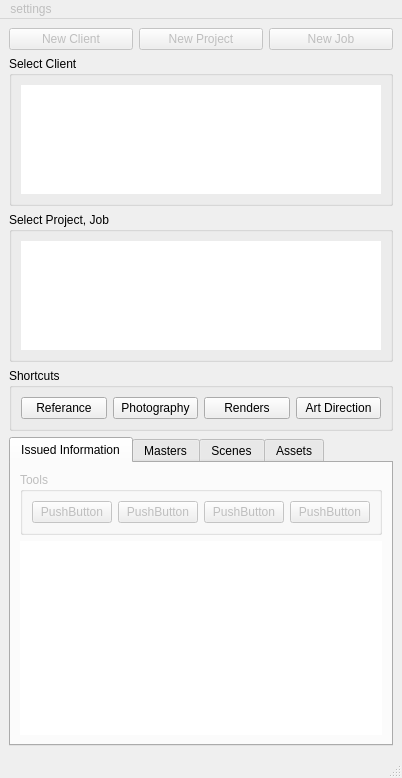
Old version of the form po/main_res.ui in the repository najar1412/po.
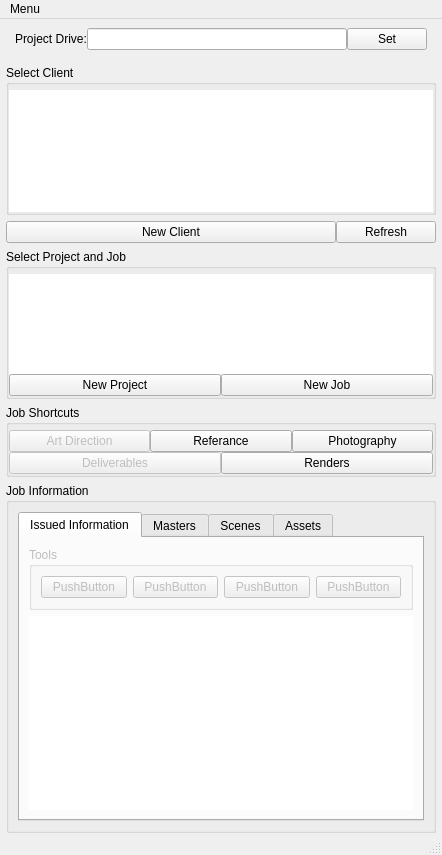
New version of the form.

Commit message: layout and creation of client folders

```diff
--- a/po/main_res.ui
+++ b/po/main_res.ui
@@ -12,8 +12,8 @@
    <rect>
     <x>0</x>
     <y>0</y>
-    <width>380</width>
-    <height>778</height>
+    <width>442</width>
+    <height>809</height>
    </rect>
   </property>
   <property name="sizePolicy">
@@ -34,9 +34,15 @@
   <property name="windowOpacity">
    <double>0.990000000000000</double>
   </property>
+  <property name="documentMode">
+   <bool>false</bool>
+  </property>
+  <property name="tabShape">
+   <enum>QTabWidget::Triangular</enum>
+  </property>
   <widget class="QWidget" name="centralwidget">
    <property name="sizePolicy">
-    <sizepolicy hsizetype="Preferred" vsizetype="Preferred">
+    <sizepolicy hsizetype="Minimum" vsizetype="Minimum">
      <horstretch>0</horstretch>
      <verstretch>0</verstretch>
     </sizepolicy>
@@ -45,39 +51,56 @@
     <enum>Qt::LeftToRight</enum>
    </property>
    <layout class="QVBoxLayout" name="verticalLayout">
+    <property name="spacing">
+     <number>6</number>
+    </property>
+    <property name="leftMargin">
+     <number>6</number>
+    </property>
+    <property name="topMargin">
+     <number>0</number>
+    </property>
+    <property name="rightMargin">
+     <number>6</number>
+    </property>
+    <property name="bottomMargin">
+     <number>0</number>
+    </property>
     <item>
-     <layout class="QHBoxLayout" name="horizontalLayout_5">
-      <item>
-       <widget class="QPushButton" name="new_client_pb">
-        <property name="enabled">
-         <bool>false</bool>
-        </property>
+     <widget class="QWidget" name="tmp_settings" native="true">
+      <property name="minimumSize">
+       <size>
+        <width>0</width>
+        <height>0</height>
+       </size>
+      </property>
+      <layout class="QHBoxLayout" name="horizontalLayout_6">
+       <property name="spacing">
+        <number>0</number>
+       </property>
+       <item>
+        <widget class="QLabel" name="l_project_drive">
         <property name="text">
-         <string>New Client</string>
+          <string>Project Drive:</string>
         </property>
        </widget>
       </item>
       <item>
-       <widget class="QPushButton" name="new_project_pb">
-        <property name="enabled">
-         <bool>false</bool>
-        </property>
+        <widget class="QLineEdit" name="le_project_drive">
         <property name="text">
-         <string>New Project</string>
+          <string/>
         </property>
        </widget>
       </item>
       <item>
-       <widget class="QPushButton" name="new_job_pb">
-        <property name="enabled">
-         <bool>false</bool>
-        </property>
+        <widget class="QPushButton" name="pb_project_drive">
         <property name="text">
-         <string>New Job</string>
+          <string>Set</string>
         </property>
        </widget>
       </item>
      </layout>
+     </widget>
     </item>
     <item>
      <widget class="QGroupBox" name="client_groupbox">
@@ -103,9 +126,24 @@
        <string>Select Client</string>
       </property>
       <property name="flat">
-       <bool>false</bool>
+       <bool>true</bool>
       </property>
       <layout class="QVBoxLayout" name="verticalLayout_2">
+       <property name="spacing">
+        <number>0</number>
+       </property>
+       <property name="leftMargin">
+        <number>0</number>
+       </property>
+       <property name="topMargin">
+        <number>5</number>
+       </property>
+       <property name="rightMargin">
+        <number>0</number>
+       </property>
+       <property name="bottomMargin">
+        <number>0</number>
+       </property>
        <item>
         <widget class="QListWidget" name="client_list">
          <property name="sizePolicy">
@@ -122,8 +160,53 @@
       </layout>
      </widget>
     </item>
+    <item>
+     <layout class="QHBoxLayout" name="horizontalLayout_8">
+      <property name="spacing">
+       <number>0</number>
+      </property>
+      <property name="topMargin">
+       <number>0</number>
+      </property>
+      <item>
+       <widget class="QPushButton" name="pb_new_client">
+        <property name="enabled">
+         <bool>true</bool>
+        </property>
+        <property name="text">
+         <string>New Client</string>
+        </property>
+       </widget>
+      </item>
+      <item>
+       <widget class="QPushButton" name="pb_refresh">
+        <property name="maximumSize">
+         <size>
+          <width>100</width>
+          <height>16777215</height>
+         </size>
+        </property>
+        <property name="text">
+         <string>Refresh</string>
+        </property>
+        <property name="autoDefault">
+         <bool>false</bool>
+        </property>
+        <property name="default">
+         <bool>false</bool>
+        </property>
+        <property name="flat">
+         <bool>false</bool>
+        </property>
+       </widget>
+      </item>
+     </layout>
+    </item>
     <item>
      <widget class="QGroupBox" name="project_job_groupbox">
+      <property name="enabled">
+       <bool>true</bool>
+      </property>
       <property name="sizePolicy">
        <sizepolicy hsizetype="Preferred" vsizetype="Fixed">
         <horstretch>0</horstretch>
@@ -137,9 +220,27 @@
        </size>
       </property>
       <property name="title">
-       <string>Select Project, Job</string>
+       <string>Select Project and Job</string>
+      </property>
+      <property name="flat">
+       <bool>true</bool>
       </property>
       <layout class="QVBoxLayout" name="verticalLayout_3">
+       <property name="spacing">
+        <number>0</number>
+       </property>
+       <property name="leftMargin">
+        <number>0</number>
+       </property>
+       <property name="topMargin">
+        <number>5</number>
+       </property>
+       <property name="rightMargin">
+        <number>0</number>
+       </property>
+       <property name="bottomMargin">
+        <number>0</number>
+       </property>
        <item>
         <widget class="QTreeWidget" name="project_tree">
          <property name="autoFillBackground">
@@ -158,6 +259,33 @@
          </column>
         </widget>
        </item>
+       <item>
+        <layout class="QHBoxLayout" name="horizontalLayout_5">
+         <property name="spacing">
+          <number>0</number>
+         </property>
+         <item>
+          <widget class="QPushButton" name="pb_new_project">
+           <property name="enabled">
+            <bool>true</bool>
+           </property>
+           <property name="text">
+            <string>New Project</string>
+           </property>
+          </widget>
+         </item>
+         <item>
+          <widget class="QPushButton" name="pb_new_job">
+           <property name="enabled">
+            <bool>true</bool>
+           </property>
+           <property name="text">
+            <string>New Job</string>
+           </property>
+          </widget>
+         </item>
+        </layout>
+       </item>
       </layout>
      </widget>
     </item>
@@ -170,9 +298,48 @@
        </sizepolicy>
       </property>
       <property name="title">
-       <string>Shortcuts</string>
+       <string>Job Shortcuts</string>
       </property>
+      <property name="flat">
+       <bool>true</bool>
+      </property>
+      <property name="checkable">
+       <bool>false</bool>
+      </property>
+      <layout class="QVBoxLayout" name="verticalLayout_7">
+       <property name="spacing">
+        <number>0</number>
+       </property>
+       <property name="leftMargin">
+        <number>0</number>
+       </property>
+       <property name="topMargin">
+        <number>5</number>
+       </property>
+       <property name="rightMargin">
+        <number>0</number>
+       </property>
+       <property name="bottomMargin">
+        <number>0</number>
+       </property>
+       <item>
       <layout class="QHBoxLayout" name="horizontalLayout">
+         <property name="spacing">
+          <number>0</number>
+         </property>
+         <property name="topMargin">
+          <number>0</number>
+         </property>
+         <item>
+          <widget class="QPushButton" name="fs_artdirection">
+           <property name="enabled">
+            <bool>false</bool>
+           </property>
+           <property name="text">
+            <string>Art Direction</string>
+           </property>
+          </widget>
+         </item>
        <item>
         <widget class="QPushButton" name="fs_ref">
          <property name="text">
@@ -187,6 +354,26 @@
          </property>
         </widget>
        </item>
+        </layout>
+       </item>
+       <item>
+        <layout class="QHBoxLayout" name="horizontalLayout_7">
+         <property name="spacing">
+          <number>0</number>
+         </property>
+         <property name="topMargin">
+          <number>0</number>
+         </property>
+         <item>
+          <widget class="QPushButton" name="pushButton_13">
+           <property name="enabled">
+            <bool>false</bool>
+           </property>
+           <property name="text">
+            <string>Deliverables</string>
+           </property>
+          </widget>
+         </item>
        <item>
         <widget class="QPushButton" name="fs_render">
          <property name="text">
@@ -194,24 +381,91 @@
          </property>
         </widget>
        </item>
-       <item>
-        <widget class="QPushButton" name="fs_artdirection">
-         <property name="text">
-          <string>Art Direction</string>
-         </property>
-        </widget>
+        </layout>
        </item>
       </layout>
      </widget>
     </item>
+    <item>
+     <widget class="QGroupBox" name="gb_job_information">
+      <property name="sizePolicy">
+       <sizepolicy hsizetype="Preferred" vsizetype="Preferred">
+        <horstretch>0</horstretch>
+        <verstretch>0</verstretch>
+       </sizepolicy>
+      </property>
+      <property name="minimumSize">
+       <size>
+        <width>0</width>
+        <height>0</height>
+       </size>
+      </property>
+      <property name="title">
+       <string>Job Information</string>
+      </property>
+      <property name="flat">
+       <bool>true</bool>
+      </property>
+      <layout class="QVBoxLayout" name="verticalLayout_9">
+       <property name="spacing">
+        <number>0</number>
+       </property>
+       <property name="leftMargin">
+        <number>0</number>
+       </property>
+       <property name="topMargin">
+        <number>0</number>
+       </property>
+       <property name="rightMargin">
+        <number>0</number>
+       </property>
+       <property name="bottomMargin">
+        <number>0</number>
+       </property>
+       <item>
+        <widget class="QWidget" name="verticalWidget" native="true">
+         <property name="sizePolicy">
+          <sizepolicy hsizetype="Expanding" vsizetype="Fixed">
+           <horstretch>0</horstretch>
+           <verstretch>0</verstretch>
+          </sizepolicy>
+         </property>
+         <layout class="QVBoxLayout" name="verticalLayout_8">
+          <property name="sizeConstraint">
+           <enum>QLayout::SetDefaultConstraint</enum>
+          </property>
     <item>
      <widget class="QTabWidget" name="tabWidget">
       <property name="enabled">
        <bool>true</bool>
       </property>
+            <property name="sizePolicy">
+             <sizepolicy hsizetype="Expanding" vsizetype="Maximum">
+              <horstretch>0</horstretch>
+              <verstretch>0</verstretch>
+             </sizepolicy>
+            </property>
+            <property name="tabPosition">
+             <enum>QTabWidget::North</enum>
+            </property>
+            <property name="tabShape">
+             <enum>QTabWidget::Rounded</enum>
+            </property>
       <property name="currentIndex">
        <number>0</number>
       </property>
+            <property name="elideMode">
+             <enum>Qt::ElideNone</enum>
+            </property>
+            <property name="usesScrollButtons">
+             <bool>true</bool>
+            </property>
+            <property name="tabsClosable">
+             <bool>false</bool>
+            </property>
+            <property name="tabBarAutoHide">
+             <bool>false</bool>
+            </property>
       <widget class="QWidget" name="issued_tab">
        <attribute name="title">
         <string>Issued Information</string>
@@ -395,14 +649,17 @@
       </widget>
      </widget>
     </item>
+         </layout>
+        </widget>
+       </item>
+      </layout>
+     </widget>
+    </item>
     <item>
      <spacer name="verticalSpacer">
       <property name="orientation">
        <enum>Qt::Vertical</enum>
       </property>
-      <property name="sizeType">
-       <enum>QSizePolicy::Expanding</enum>
-      </property>
       <property name="sizeHint" stdset="0">
        <size>
         <width>20</width>
@@ -418,22 +675,19 @@
     <rect>
      <x>0</x>
      <y>0</y>
-     <width>380</width>
+     <width>442</width>
      <height>21</height>
     </rect>
    </property>
    <property name="defaultUp">
     <bool>false</bool>
    </property>
-   <widget class="QMenu" name="menusettings">
-    <property name="enabled">
-     <bool>false</bool>
-    </property>
+   <widget class="QMenu" name="m_menu">
     <property name="title">
-     <string>settings</string>
+     <string>Menu</string>
     </property>
    </widget>
-   <addaction name="menusettings"/>
+   <addaction name="m_menu"/>
   </widget>
   <widget class="QStatusBar" name="statusbar"/>
  </widget>
```
Left out of the diff: 21 changed lines with no effect on the pictures. Lines whose indentation alone changed are shown as unchanged. The commit also changes 9 other files.
